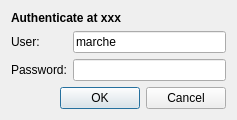
Qt form marche/gui/ui/authdlg.ui (mlz-ictrl/marche) before a commit.
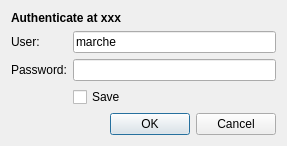
The same form after that commit.

Commit message: Allow saving credentials.

```diff
--- a/marche/gui/ui/authdlg.ui
+++ b/marche/gui/ui/authdlg.ui
@@ -6,8 +6,8 @@
    <rect>
     <x>0</x>
     <y>0</y>
-    <width>237</width>
-    <height>115</height>
+    <width>287</width>
+    <height>139</height>
    </rect>
   </property>
   <property name="windowTitle">
@@ -42,7 +42,7 @@
      </property>
     </widget>
    </item>
-   <item row="3" column="0" colspan="2">
+   <item row="4" column="0" colspan="2">
     <widget class="QDialogButtonBox" name="buttonBox">
      <property name="orientation">
       <enum>Qt::Horizontal</enum>
@@ -65,6 +65,13 @@
      </property>
     </widget>
    </item>
+   <item row="3" column="1">
+    <widget class="QCheckBox" name="saveBox">
+     <property name="text">
+      <string>Save</string>
+     </property>
+    </widget>
+   </item>
   </layout>
  </widget>
  <tabstops>
```
Left out of the diff: 3 changed lines with no effect on the pictures. The commit also changes 1 other file.
